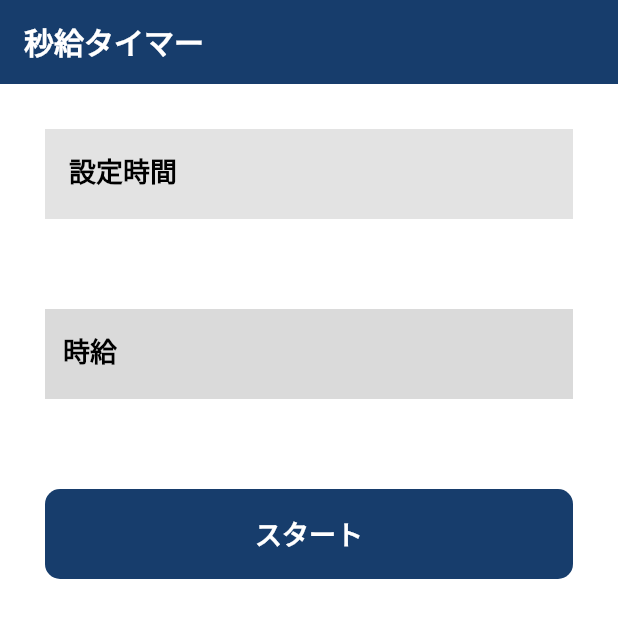
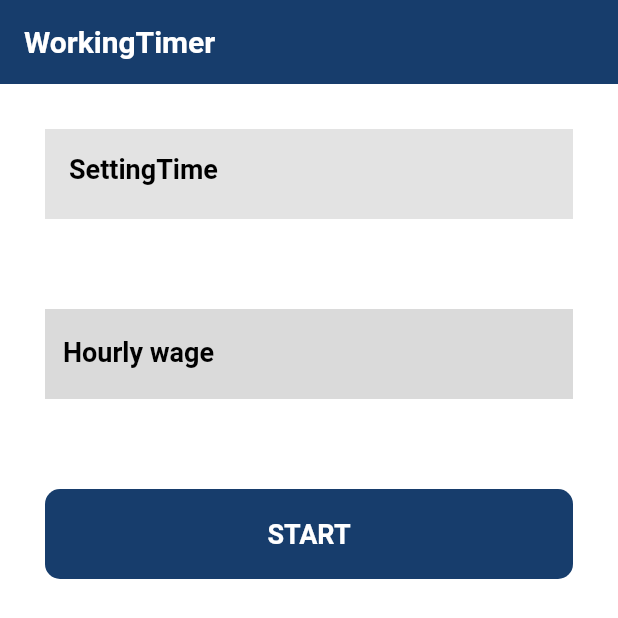
Before and after one commit to iseruuuuu/working_money_timer_app, a Flutter app: the screen it shows after launch, on a phone screen of 412 x 824 dp. Shown: the top 618 px of the screen. Run offline on Flutter 3.47's test engine with Material 2 defaults, Android fonts, the phone set to English and light mode, and no system bars; our stand-ins replace flutter_riverpod, freezed_annotation, stop_watch_timer.

Commit message:
add1.0: 多言語を追加する。（日本語・英語）

````diff
--- /dev/null
+++ b/l10n.yaml
@@ -0,0 +1,6 @@
+arb-dir: lib/l10n
+template-arb-file: app_jp.arb
+output-localization-file: l10n.dart
+output-class: L10n
+synthetic-package: false
+preferred-supported-locales: ja
--- /dev/null
+++ b/lib/l10n/app_en.arb
@@ -0,0 +1,7 @@
+{
+  "@@locale": "en",
+  "timerSetAppBar":"WorkingTimer",
+  "timerSetWorkTime" : "SettingTime",
+  "timerSetWorkPrice" : "Hourly wage",
+  "timerSetStart" : "START"
+}
--- /dev/null
+++ b/lib/l10n/l10n.dart
@@ -0,0 +1,151 @@
+import 'dart:async';
+
+import 'package:flutter/foundation.dart';
+import 'package:flutter/widgets.dart';
+import 'package:flutter_localizations/flutter_localizations.dart';
+import 'package:intl/intl.dart' as intl;
+
+import 'l10n_en.dart';
+import 'l10n_ja.dart';
+
+/// Callers can lookup localized strings with an instance of L10n
+/// returned by `L10n.of(context)`.
+///
+/// Applications need to include `L10n.delegate()` in their app's
+/// `localizationDelegates` list, and the locales they support in the app's
+/// `supportedLocales` list. For example:
+///
+/// ```dart
+/// import 'l10n/l10n.dart';
+///
+/// return MaterialApp(
+///   localizationsDelegates: L10n.localizationsDelegates,
+///   supportedLocales: L10n.supportedLocales,
+///   home: MyApplicationHome(),
+/// );
+/// ```
+///
+/// ## Update pubspec.yaml
+///
+/// Please make sure to update your pubspec.yaml to include the following
+/// packages:
+///
+/// ```yaml
+/// dependencies:
+///   # Internationalization support.
+///   flutter_localizations:
+///     sdk: flutter
+///   intl: any # Use the pinned version from flutter_localizations
+///
+///   # Rest of dependencies
+/// ```
+///
+/// ## iOS Applications
+///
+/// iOS applications define key application metadata, including supported
+/// locales, in an Info.plist file that is built into the application bundle.
+/// To configure the locales supported by your app, you’ll need to edit this
+/// file.
+///
+/// First, open your project’s ios/Runner.xcworkspace Xcode workspace file.
+/// Then, in the Project Navigator, open the Info.plist file under the Runner
+/// project’s Runner folder.
+///
+/// Next, select the Information Property List item, select Add Item from the
+/// Editor menu, then select Localizations from the pop-up menu.
+///
+/// Select and expand the newly-created Localizations item then, for each
+/// locale your application supports, add a new item and select the locale
+/// you wish to add from the pop-up menu in the Value field. This list should
+/// be consistent with the languages listed in the L10n.supportedLocales
+/// property.
+abstract class L10n {
+  L10n(String locale) : localeName = intl.Intl.canonicalizedLocale(locale.toString());
+
+  final String localeName;
+
+  static L10n? of(BuildContext context) {
+    return Localizations.of<L10n>(context, L10n);
+  }
+
+  static const LocalizationsDelegate<L10n> delegate = _L10nDelegate();
+
+  /// A list of this localizations delegate along with the default localizations
+  /// delegates.
+  ///
+  /// Returns a list of localizations delegates containing this delegate along with
+  /// GlobalMaterialLocalizations.delegate, GlobalCupertinoLocalizations.delegate,
+  /// and GlobalWidgetsLocalizations.delegate.
+  ///
+  /// Additional delegates can be added by appending to this list in
+  /// MaterialApp. This list does not have to be used at all if a custom list
+  /// of delegates is preferred or required.
+  static const List<LocalizationsDelegate<dynamic>> localizationsDelegates = <LocalizationsDelegate<dynamic>>[
+    delegate,
+    GlobalMaterialLocalizations.delegate,
+    GlobalCupertinoLocalizations.delegate,
+    GlobalWidgetsLocalizations.delegate,
+  ];
+
+  /// A list of this localizations delegate's supported locales.
+  static const List<Locale> supportedLocales = <Locale>[
+    Locale('ja'),
+    Locale('en')
+  ];
+
+  /// No description provided for @timerSetAppBar.
+  ///
+  /// In ja, this message translates to:
+  /// **'秒給タイマー'**
+  String get timerSetAppBar;
+
+  /// No description provided for @timerSetWorkTime.
+  ///
+  /// In ja, this message translates to:
+  /// **'設定時間'**
+  String get timerSetWorkTime;
+
+  /// No description provided for @timerSetWorkPrice.
+  ///
+  /// In ja, this message translates to:
+  /// **'時給'**
+  String get timerSetWorkPrice;
+
+  /// No description provided for @timerSetStart.
+  ///
+  /// In ja, this message translates to:
+  /// **'スタート'**
+  String get timerSetStart;
+}
+
+class _L10nDelegate extends LocalizationsDelegate<L10n> {
+  const _L10nDelegate();
+
+  @override
+  Future<L10n> load(Locale locale) {
+    return SynchronousFuture<L10n>(lookupL10n(locale));
+  }
+
+  @override
+  bool isSupported(Locale locale) => <String>['en', 'ja'].contains(locale.languageCode);
+
+  @override
+  bool shouldReload(_L10nDelegate old) => false;
+}
+
+L10n lookupL10n(Locale locale) {
+
+
+  // Lookup logic when only language code is specified.
+  switch (locale.languageCode) {
+    case 'en': return L10nEn();
+    case 'ja': return L10nJa();
+  }
+
+  throw FlutterError(
+    'L10n.delegate failed to load unsupported locale "$locale". This is likely '
+    'an issue with the localizations generation tool. Please file an issue '
+    'on GitHub with a reproducible sample app and the gen-l10n configuration '
+    'that was used.'
+  );
+}
--- /dev/null
+++ b/lib/l10n/l10n_en.dart
@@ -0,0 +1,18 @@
+import 'l10n.dart';
+
+/// The translations for English (`en`).
+class L10nEn extends L10n {
+  L10nEn([String locale = 'en']) : super(locale);
+
+  @override
+  String get timerSetAppBar => 'WorkingTimer';
+
+  @override
+  String get timerSetWorkTime => 'SettingTime';
+
+  @override
+  String get timerSetWorkPrice => 'Hourly wage';
+
+  @override
+  String get timerSetStart => 'START';
+}
--- a/lib/my_app.dart
+++ b/lib/my_app.dart
@@ -1,5 +1,6 @@
 // Flutter imports:
 import 'package:flutter/material.dart';
+import 'package:work_record_app/l10n/l10n.dart';
 
 // Project imports:
 import 'package:work_record_app/screen/timer_set/timer_set_screen.dart';
@@ -10,6 +11,11 @@ class MyApp extends StatelessWidget {
   @override
   Widget build(BuildContext context) {
     return MaterialApp(
+      localizationsDelegates: L10n.localizationsDelegates,
+      supportedLocales: const [
+        Locale('ja'),
+        Locale('en'),
+      ],
       title: 'Flutter Demo',
       theme: ThemeData(
         primarySwatch: Colors.blue,
--- a/lib/screen/timer_set/timer_set_screen.dart
+++ b/lib/screen/timer_set/timer_set_screen.dart
@@ -1,6 +1,6 @@
-// Flutter imports:
 import 'package:flutter/material.dart';
 import 'package:flutter/services.dart';
+import 'package:work_record_app/l10n/l10n.dart';
 
 // Package imports:
 import 'package:flutter_riverpod/flutter_riverpod.dart';
@@ -17,6 +17,7 @@ class TimerSetScreen extends ConsumerWidget {
   @override
   Widget build(BuildContext context, WidgetRef ref) {
     final state = ref.watch(timerSetScreenStateNotifierProvider);
+    final l10n = L10n.of(context)!;
     return GestureDetector(
       onTap: () => ref
           .read(timerSetScreenStateNotifierProvider.notifier)
@@ -27,7 +28,7 @@ class TimerSetScreen extends ConsumerWidget {
         appBar: AppBar(
           backgroundColor: ColorConstants.appBarColor,
           elevation: 0,
-          title: Text('秒給タイマー', style: StyleConstants.appBarStyle),
+          title: Text(l10n.timerSetAppBar, style: StyleConstants.appBarStyle),
         ),
         body: Column(
           children: [
@@ -38,7 +39,8 @@ class TimerSetScreen extends ConsumerWidget {
                 height: 60,
                 color: ColorConstants.timerSetTileColor,
                 child: ListTile(
-                  leading: Text('設定時間', style: StyleConstants.titleStyle),
+                  leading: Text(l10n.timerSetWorkTime,
+                      style: StyleConstants.titleStyle),
                   trailing: Text(
                     (state.workingTime.minute == 0 &&
                             state.workingTime.hour == 0)
@@ -65,7 +67,7 @@ class TimerSetScreen extends ConsumerWidget {
                   keyboardType: TextInputType.number,
                   inputFormatters: [FilteringTextInputFormatter.digitsOnly],
                   decoration: InputDecoration(
-                    labelText: '時給',
+                    labelText: l10n.timerSetWorkPrice,
                     labelStyle: StyleConstants.titleStyle,
                     filled: true,
                     border: InputBorder.none,
@@ -83,7 +85,8 @@ class TimerSetScreen extends ConsumerWidget {
                       .read(timerSetScreenStateNotifierProvider.notifier)
                       .onTapTimer(context),
                   style: StyleConstants.buttonStyle,
-                  child: Text('スタート', style: StyleConstants.buttonTextStyle),
+                  child: Text(l10n.timerSetStart,
+                      style: StyleConstants.buttonTextStyle),
                 ),
               ),
             ),
--- a/pubspec.yaml
+++ b/pubspec.yaml
@@ -26,6 +26,9 @@ dev_dependencies:
   json_serializable: ^6.5.4
   import_sorter: ^4.6.0
   flutter_launcher_icons: ^0.11.0
+  flutter_localizations:
+    sdk: flutter
+  intl: ^0.17.0
 
 flutter_icons:
   android: true
````
Also changed, not shown: lib/l10n/app_jp.arb (added, +7 -0 lines), lib/l10n/l10n_ja.dart (added, +18 -0 lines), pubspec.lock.
